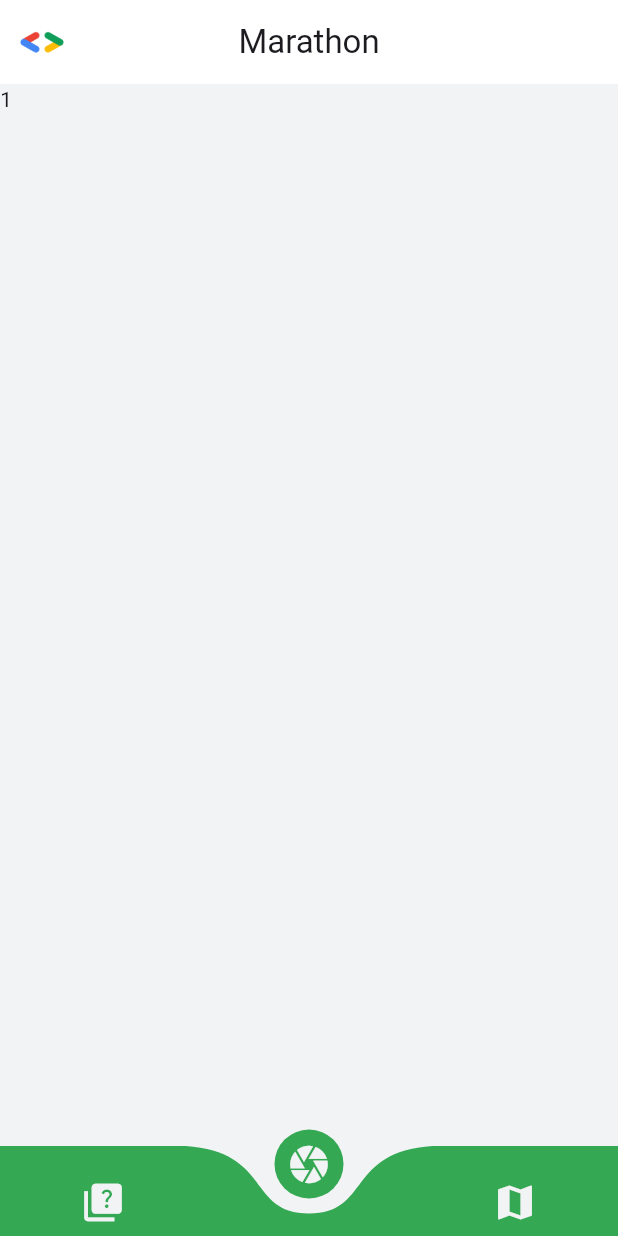
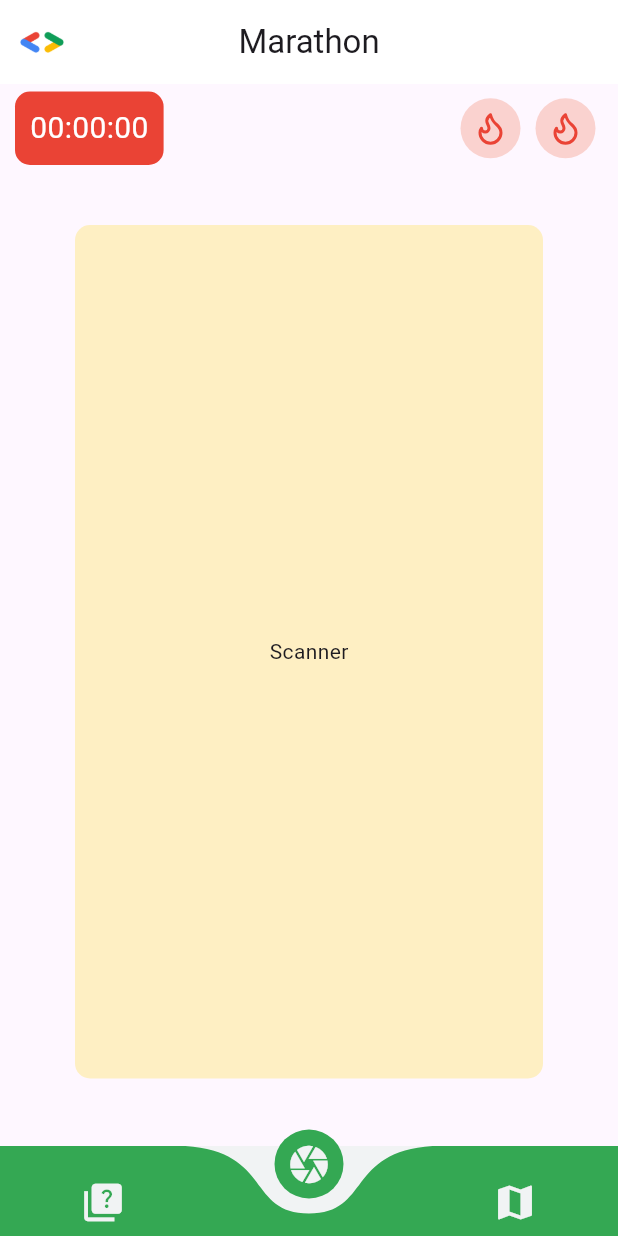
Before and after one commit to uumair327/gdsc-marathon, a Flutter app: the screen it shows after launch, on a phone screen of 412 x 824 dp. Run offline on Flutter 3.47's test engine with Material 3 defaults, Android fonts, the phone set to English and light mode, and no system bars; drawn by our look-alikes of curved_navigation_bar; our stand-ins replace lucide_icons.

Commit message:
updated ui and navigation

```diff
--- a/lib/main.dart
+++ b/lib/main.dart
@@ -1,5 +1,8 @@
 import 'package:curved_navigation_bar/curved_navigation_bar.dart';
 import 'package:flutter/material.dart';
+import 'package:marathon/screens/Map.dart';
+import 'package:marathon/screens/quizPage.dart';
+import 'package:marathon/screens/scanner.dart';
 
 import 'utils/constants.dart';
 
@@ -21,10 +24,17 @@ class _MarathonState extends State<Marathon> {
       Icon(Icons.camera, size: 30,color: kLightGray,),
       Icon(Icons.map, size: 30, color: kLightGray,),
     ];
+
+    final screens = <Widget>[
+      QuizPage(),
+      ScannerPage(),
+      MapPage(),
+    ];
+
     return MaterialApp(
       title: "Marathon App",
       home: Scaffold(
-
+        extendBody: true,
         appBar: AppBar(
           title: Text("Marathon"),
           leading: Padding(child: Image.asset("images/logo.png"), padding: EdgeInsets.all(13.0),),
@@ -35,12 +45,12 @@ class _MarathonState extends State<Marathon> {
         backgroundColor: kLightGray,
 
         body: SafeArea(
-          child: Text("$index"),
+          child: screens[index],
         ),
 
         bottomNavigationBar: CurvedNavigationBar(
           items: items,
-          backgroundColor: kLightGray,
+          backgroundColor: Colors.transparent,
           color: kGreen,
           height: 60,
           index: index,
--- /dev/null
+++ b/lib/screens/Map.dart
@@ -0,0 +1,14 @@
+import 'package:flutter/material.dart';
+
+class MapPage extends StatelessWidget {
+  const MapPage({super.key});
+
+  @override
+  Widget build(BuildContext context) {
+    return Scaffold(
+      body: Center(
+        child: Text("Map page"),
+      ),
+    );
+  }
+}
--- /dev/null
+++ b/lib/screens/quizPage.dart
@@ -0,0 +1,14 @@
+import 'package:flutter/material.dart';
+
+class QuizPage extends StatelessWidget {
+  const QuizPage({super.key});
+
+  @override
+  Widget build(BuildContext context) {
+    return Scaffold(
+    body: Center(
+    child: Text('Quiz Page'),
+    ),
+    );
+  }
+}
--- /dev/null
+++ b/lib/screens/scanner.dart
@@ -0,0 +1,63 @@
+import 'package:flutter/material.dart';
+import 'package:lucide_icons/lucide_icons.dart';
+import 'package:marathon/utils/constants.dart';
+
+class ScannerPage extends StatelessWidget {
+  const ScannerPage({super.key});
+
+  @override
+  Widget build(BuildContext context) {
+    return Scaffold(
+      body: Padding(
+        padding: EdgeInsets.symmetric(vertical: 5, horizontal: 10),
+        child: Column(
+          crossAxisAlignment: CrossAxisAlignment.stretch,
+          children: [
+            Row(
+              mainAxisAlignment: MainAxisAlignment.spaceBetween,
+              children: [
+                Container(
+                  child: Text("00:00:00", style: TextStyle(color: kWhite, fontSize: 20),),
+                  padding: const EdgeInsets.all(10),
+                  decoration: BoxDecoration(
+                    color: kRed,
+                    borderRadius: BorderRadius.circular(10)
+                  ),
+                ),
+                Row(
+                  mainAxisAlignment: MainAxisAlignment.center,
+                  children: [
+                    Container(
+                      margin: EdgeInsets.symmetric(vertical: 0, horizontal: 5),
+                      child: CircleAvatar(
+                        backgroundColor: kLightRed,
+                        child:Icon(LucideIcons.flame,color: kRed,)
+                      ),
+                    ),
+                    Container(
+                      margin: EdgeInsets.symmetric(vertical: 0, horizontal: 5),
+                      child: CircleAvatar(
+                          backgroundColor: kLightRed,
+                          child:Icon(LucideIcons.flame,color: kRed,)
+                      ),
+                    ),
+                  ],
+                )
+              ],
+            ),
+            Expanded(
+              child: Container(
+                margin: EdgeInsets.all(40),
+                child: Center(child: Text("Scanner")),
+                decoration: BoxDecoration(
+                  borderRadius: BorderRadius.circular(10),
+                  color: kLightYellow
+                ),
+              ),
+            )
+          ],
+        ),
+      )
+    );
+  }
+}
--- a/pubspec.yaml
+++ b/pubspec.yaml
@@ -36,6 +36,7 @@ dependencies:
   # Use with the CupertinoIcons class for iOS style icons.
   cupertino_icons: ^1.0.2
   curved_navigation_bar: ^1.0.3
+  lucide_icons: ^0.257.0
 
 dev_dependencies:
   flutter_test:
```
Also changed, not shown: pubspec.lock.
